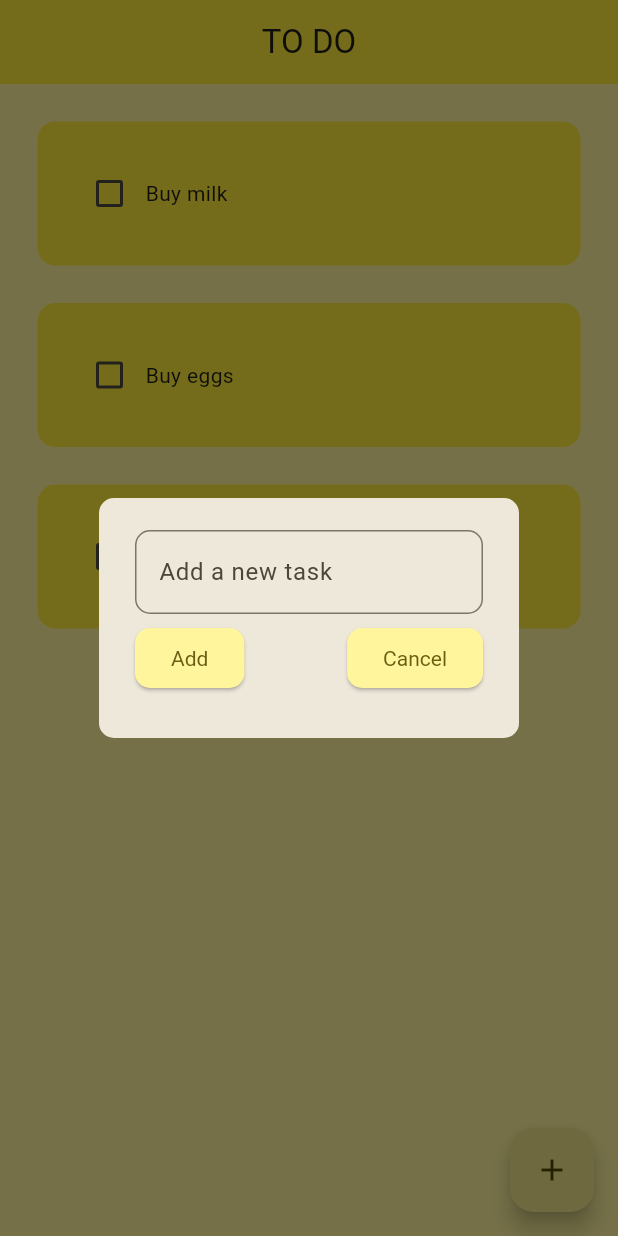
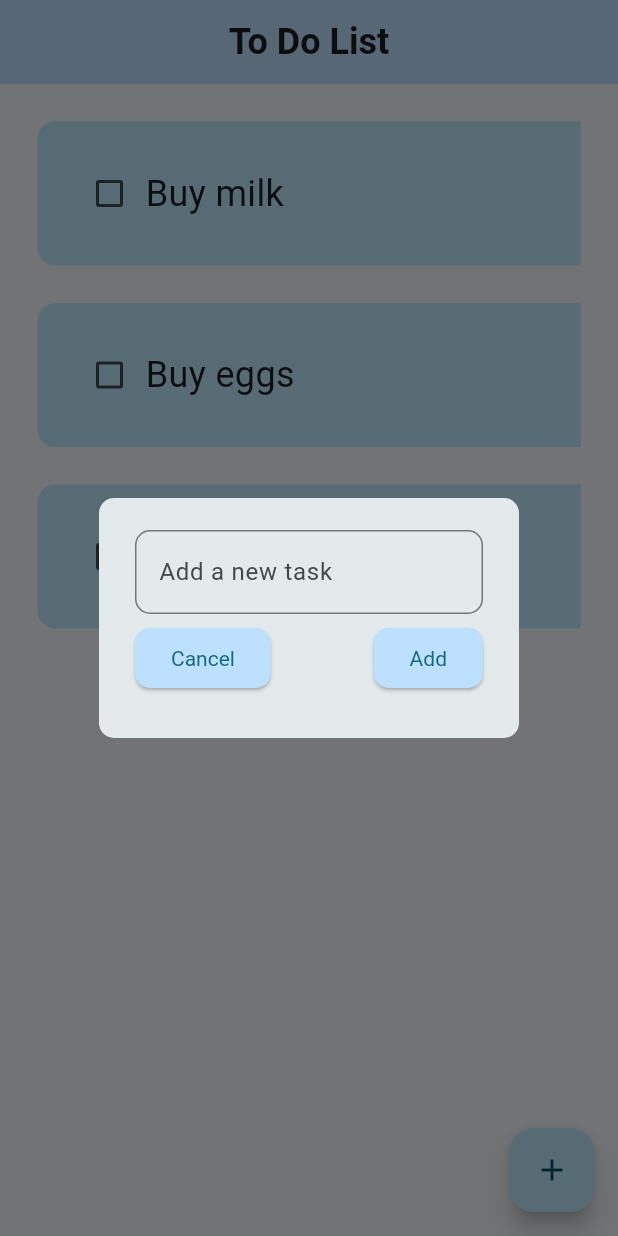
Before and after one commit to thekhexx/flutter_to_do_app, a Flutter app: the screen it shows after launch, after a tap on the "add" icon, on a phone screen of 412 x 824 dp. Run offline on Flutter 3.47's test engine with Material 3 defaults, Android fonts, the phone set to English and light mode, and no system bars; drawn by our look-alikes of flutter_slidable; our stand-ins replace google_fonts, hive_flutter; accounts and stored records are empty.

Commit message:
Changed Color Scheme / Fonts and some styles

```diff
--- a/lib/data/database.dart
+++ b/lib/data/database.dart
@@ -4,7 +4,7 @@ class ToDoDatabase {
   List toDoList = [];
 
   // Refference the hive box
-  final _toDoBox = Hive.box('toDoBox');
+  final _toDoBox = Hive.box('todobox');
 
   // First time ever open the app
   void createInitialData() {
@@ -23,6 +23,7 @@ class ToDoDatabase {
   // Update the database
   void updateDataBase() {
     _toDoBox.put("TODOLIST", toDoList);
+    print(_toDoBox);
   }
 
 }
--- a/lib/main.dart
+++ b/lib/main.dart
@@ -1,13 +1,15 @@
 import 'package:flutter/material.dart';
 import 'package:hive_flutter/hive_flutter.dart';
 import 'pages/home_page.dart';
+import 'package:google_fonts/google_fonts.dart';
+
 
 void main() async {
   // init hive
   await Hive.initFlutter();
 
   // open a box
-  var box = await Hive.openBox('toDoBox');
+  await Hive.openBox('todobox');
 
   runApp(const ToDoApp());
 }
@@ -21,19 +23,24 @@ class ToDoApp extends StatelessWidget {
       debugShowCheckedModeBanner: false,
       home: const HomePage(),
       theme: ThemeData(
-        appBarTheme: const AppBarTheme(color: Colors.yellow),
-        scaffoldBackgroundColor: Colors.yellow[200],
-        colorScheme: ColorScheme.fromSeed(seedColor: Colors.yellow),
-        dialogBackgroundColor: Colors.yellow[300],
+        textTheme: GoogleFonts.firaSansExtraCondensedTextTheme(),
+        useMaterial3: true,
+        // textTheme: GoogleFonts.antonTextTheme(),
+        appBarTheme: const AppBarTheme(color:Color.fromARGB(255, 189, 224, 255), elevation: 0),
+        // scaffoldBackgroundColor: Colors.blueGrey[100],
+        colorScheme: ColorScheme.fromSeed(seedColor: Colors.blueGrey),
+        // dialogBackgroundColor: Colors.blueGrey[100],
         elevatedButtonTheme: ElevatedButtonThemeData(
           style: ElevatedButton.styleFrom(
-            backgroundColor: Colors.yellow[200],
-            textStyle: const TextStyle(color: Colors.white),
-            shape: RoundedRectangleBorder(borderRadius: BorderRadius.circular(10)),
-          ),
-
-        )
+                  backgroundColor: const Color.fromARGB(255, 189, 224, 255),
+                  textStyle: const TextStyle(color: Colors.white),
+                  shape: RoundedRectangleBorder(borderRadius: BorderRadius.circular(10)),
+                ),
+      ),
+        buttonTheme: ButtonThemeData(
+          shape: RoundedRectangleBorder(borderRadius: BorderRadius.circular(10)),
         ),
+      ),
     );
   }
 }
--- a/lib/pages/home_page.dart
+++ b/lib/pages/home_page.dart
@@ -14,7 +14,7 @@ class HomePage extends StatefulWidget {
 class _HomePageState extends State<HomePage> {
 
   // hive box refference
-  final _toDoBox = Hive.box('toDoBox');
+  final _toDoBox = Hive.box('todobox');
   ToDoDatabase db = ToDoDatabase();
 
   @override
@@ -41,6 +41,7 @@ class _HomePageState extends State<HomePage> {
     setState(() {
       db.toDoList[index][1] = !db.toDoList[index][1];
     });
+    db.updateDataBase();
   }
 
   // Delete task
@@ -48,6 +49,7 @@ class _HomePageState extends State<HomePage> {
     setState(() {
       db.toDoList.removeAt(index);
     });
+    db.updateDataBase();
   }
 
   // Save new task method
@@ -56,8 +58,9 @@ class _HomePageState extends State<HomePage> {
       if (_controller.text.isNotEmpty) {
         db.toDoList.add([_controller.text, false]);
         _controller.clear();
+        Navigator.pop(context);
       }
-      Navigator.pop(context);
+      db.updateDataBase();
     });
   }
   // Create new task method
@@ -77,7 +80,7 @@ class _HomePageState extends State<HomePage> {
   @override
   Widget build(BuildContext context) {
     return Scaffold(
-      appBar: AppBar(title: const Center(child: Text("TO DO"))),
+      appBar: AppBar(title: const Center(child: Text("To Do List", style:TextStyle(fontSize: 24.0, fontWeight: FontWeight.bold))),),
       floatingActionButton: FloatingActionButton(
         onPressed: () => createNewTask(),
         child: const Icon(Icons.add),
--- a/lib/util/dialog_box.dart
+++ b/lib/util/dialog_box.dart
@@ -2,10 +2,10 @@ import 'package:flutter/material.dart';
 
 class DialogBox extends StatelessWidget {
   final controller;
-  VoidCallback onSave;
-  VoidCallback onCancel;
+  final VoidCallback onSave;
+  final VoidCallback onCancel;
 
-  DialogBox({
+  const DialogBox({
     super.key,
     required this.controller,
     required this.onSave,
@@ -31,16 +31,17 @@ class DialogBox extends StatelessWidget {
             Row(
               mainAxisAlignment: MainAxisAlignment.center,
               children: [
+
+                // Cancel button
+                ElevatedButton(
+                  onPressed: onCancel,
+                  child: const Text("Cancel")),
+                const Spacer(),
                 // Add button
                 ElevatedButton(
                   onPressed: onSave,
                   child: const Text("Add"),
                 ),
-                const Spacer(),
-                // Cancel button
-                ElevatedButton(
-                  onPressed: onCancel,
-                  child: const Text("Cancel"))
               ],
             ),]
           )
--- a/lib/util/todo_tile.dart
+++ b/lib/util/todo_tile.dart
@@ -4,16 +4,15 @@ import 'package:flutter_slidable/flutter_slidable.dart';
 class ToDoTile extends StatelessWidget {
   final String taskName;
   final bool isCompleted;
-  Function(bool?)? onChanged;
-  Function(BuildContext)? deleteFunction;
+  final Function(bool?)? onChanged;
+  final Function(BuildContext)? deleteFunction;
 
-   ToDoTile({
-      super.key,
+  const ToDoTile(
+      {super.key,
       required this.taskName,
       required this.isCompleted,
       required this.onChanged,
-      required this.deleteFunction
-    });
+      required this.deleteFunction});
 
   @override
   Widget build(BuildContext context) {
@@ -27,24 +26,36 @@ class ToDoTile extends StatelessWidget {
               onPressed: deleteFunction,
               icon: Icons.delete,
               backgroundColor: Colors.red.shade300,
-              borderRadius: const BorderRadius.only(topRight: Radius.circular(12), bottomRight: Radius.circular(12)),
+              borderRadius: const BorderRadius.only(
+                  topRight: Radius.circular(12),
+                  bottomRight: Radius.circular(12)),
             ),
           ],
         ),
         child: Container(
           padding: const EdgeInsets.all(24.0),
-          decoration: BoxDecoration(color: Colors.yellow, borderRadius: BorderRadius.circular(12.0)),
+          decoration: const BoxDecoration(
+              color: Color.fromARGB(255, 189, 233, 255),
+              borderRadius: BorderRadius.only(
+                  topLeft: Radius.circular(12),
+                  bottomLeft: Radius.circular(12))),
           child: Row(
             children: [
               // checkbox
-              Checkbox(value: isCompleted, onChanged: onChanged, activeColor: Colors.grey[900],),
+              Checkbox(
+                value: isCompleted,
+                onChanged: onChanged,
+                activeColor: Colors.grey[900],
+              ),
 
               // task name
               Text(
                 taskName,
                 style: TextStyle(
-                  decoration: isCompleted ? TextDecoration.lineThrough : TextDecoration.none
-                ),
+                    fontSize: 24.0,
+                    decoration: isCompleted
+                        ? TextDecoration.lineThrough
+                        : TextDecoration.none),
               ),
             ],
           ),
```
Also changed, not shown: pubspec.yaml (+1 -64 lines), pubspec.lock, 1 other file.
